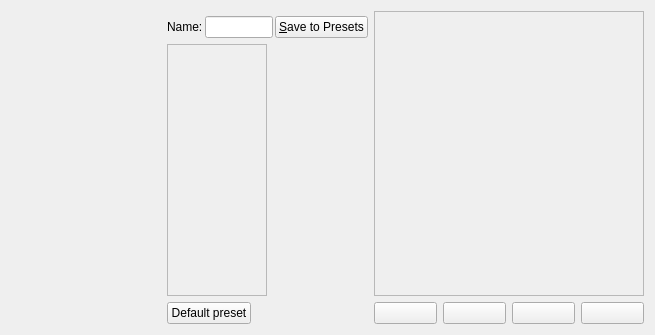
The window that krita/ui/forms/wdgpaintopsettings.ui (KDE/krita) describes before a commit, drawn with Qt 5.
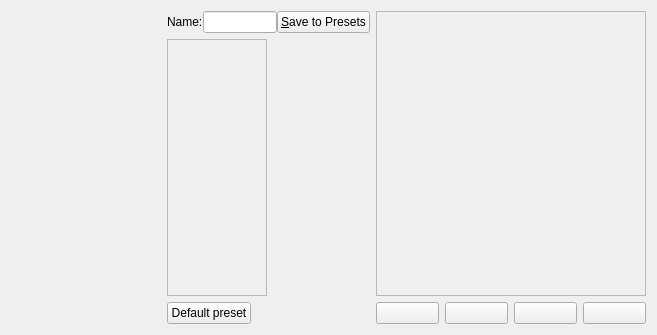
The same window after the commit. Custom widgets are drawn as their Qt base class.

Commit message: Solve some Bit Rot in the KisPresetSelector strip

```diff
--- a/krita/ui/forms/wdgpaintopsettings.ui
+++ b/krita/ui/forms/wdgpaintopsettings.ui
@@ -6,7 +6,7 @@
    <rect>
     <x>0</x>
     <y>0</y>
-    <width>655</width>
+    <width>657</width>
     <height>335</height>
    </rect>
   </property>
@@ -118,10 +118,10 @@
    <item row="0" column="1">
     <layout class="QVBoxLayout" name="verticalLayout_3">
      <property name="spacing">
-      <number>2</number>
+      <number>0</number>
      </property>
      <property name="topMargin">
-      <number>3</number>
+      <number>0</number>
      </property>
      <item>
       <widget class="KisPresetSelectorStrip" name="presetWidget" native="true">
```
Left out of the diff: 8 changed lines with no effect on the pictures. The commit also changes 2 other files.
